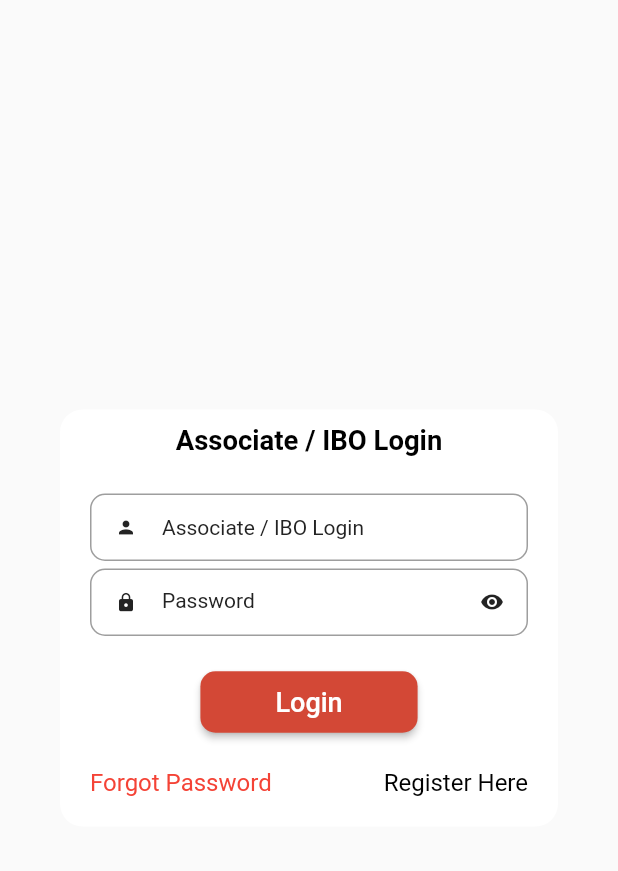
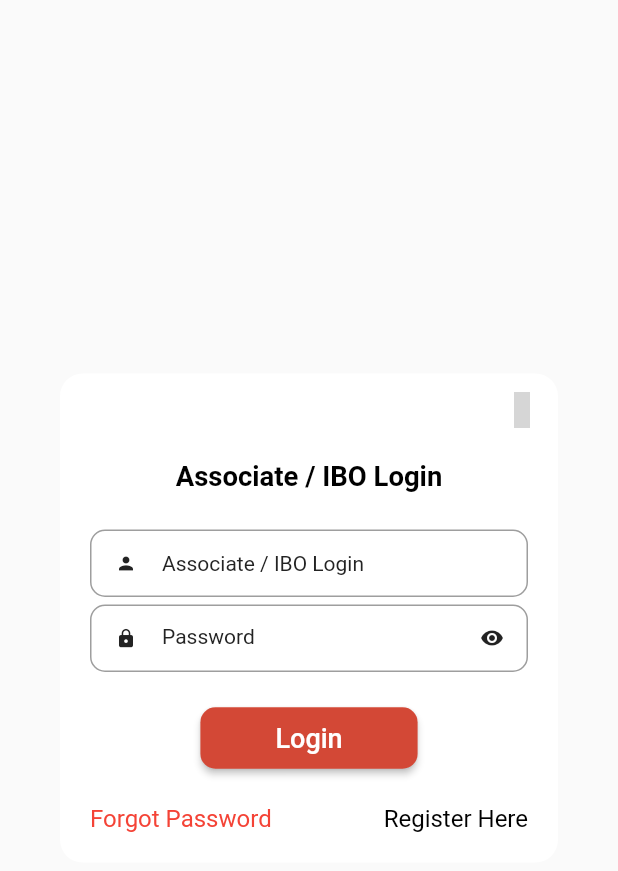
Before and after one commit to vaghelachirag/NebulaShoppy, a Flutter app: the LoginDialoug widget shown alone on an empty page, opened directly with empty values, on a phone screen of 412 x 824 dp. Shown: the top 871 px of the screen. Run offline on Flutter 3.47's test engine with Material 2 defaults, Android fonts, the phone set to English and light mode, and no system bars; our stand-ins replace badges, carousel_slider, community_material_icon, device_info_plus, firebase_core, firebase_messaging and 11 more; missing offline and left inert: flutter_launcher_icons, payumoney_pro_unofficial, simple_connection_checker; accounts and stored records are empty; network calls fail; Roboto replaces fonts that are missing (Ember, Ember-Bold); grey boxes are pictures that could not be loaded.

Commit message:
Add close in login

```diff
--- a/lib/widget/LoginDialoug.dart
+++ b/lib/widget/LoginDialoug.dart
@@ -69,13 +69,13 @@ class _LoginDialougState extends State<LoginDialoug> {
               Align(
                 alignment: Alignment.topRight,
                 child: Visibility(
-                    visible: false,
+                    visible: true,
                     child: IconButton(
                         onPressed: () {
                           Navigator.pop(context);
                         },
                         icon: Icon(CommunityMaterialIcons.close_box),
-                        color: Colors.cyan)),
+                        color: loginButtonColor)),
               ),
               Padding(
                   padding: EdgeInsets.all(10),
```
